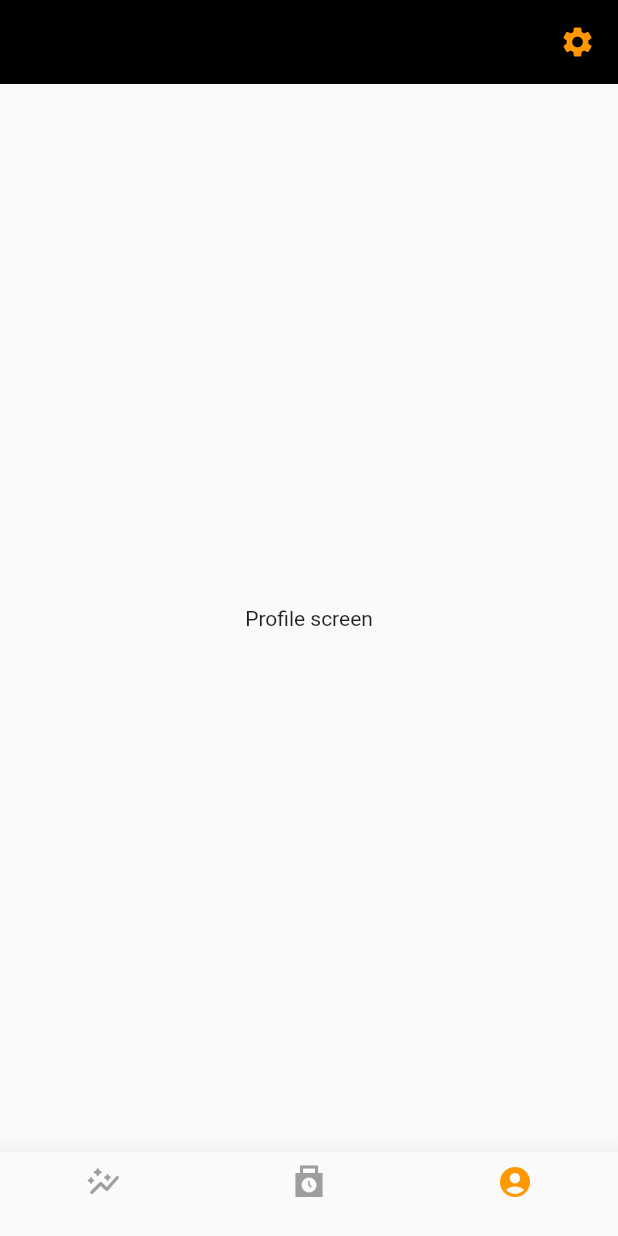
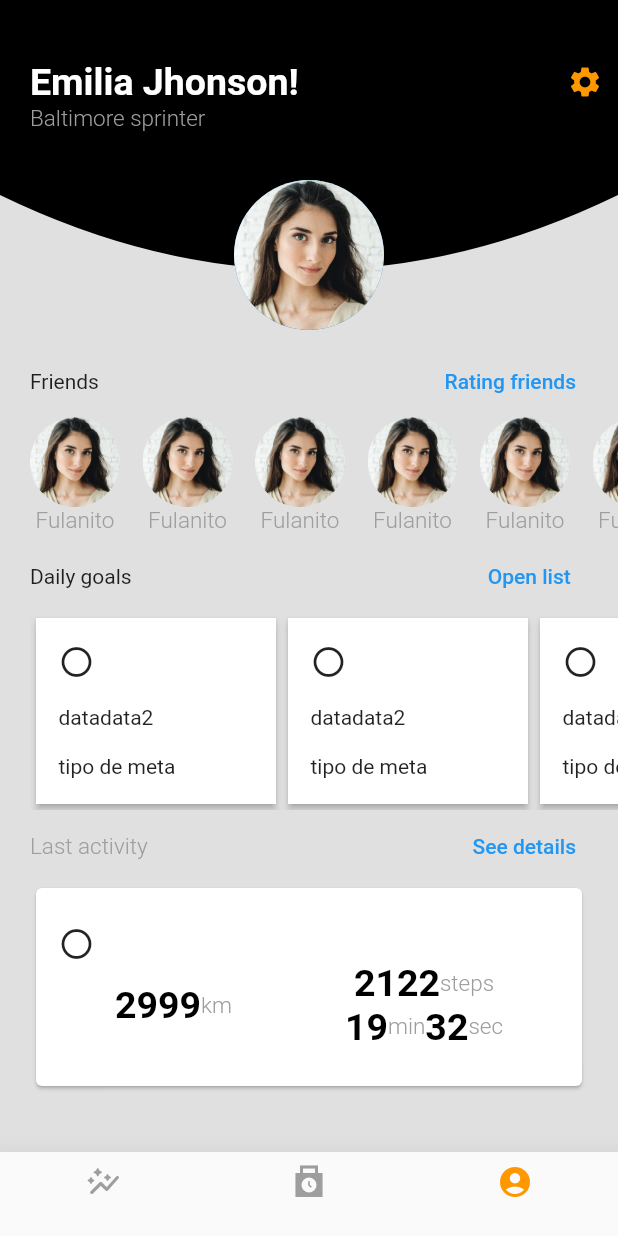
Before and after one commit to AERM2018/fit_app, a Flutter app: the screen it shows after launch, item 3 of the bottom bar chosen, on a phone screen of 412 x 824 dp. Run offline on Flutter 3.47's test engine with Material 2 defaults, Android fonts, the phone set to English and light mode, and no system bars.

Commit message:
Done: Profile screen - Friends list added - Friend circular avatar added. - Goal list added - Last activity card added temporalily to know how much space had left

```diff
--- /dev/null
+++ b/lib/models/friends_response.dart
@@ -0,0 +1,18 @@
+class Friend {
+  Friend({required this.username, required this.picUrl});
+
+  final String username;
+  final String picUrl;
+
+  static List<Friend> mockFriends() {
+    return [
+      Friend(username: 'Fulanito', picUrl: 'assets/profile.jpg'),
+      Friend(username: 'Fulanito', picUrl: 'assets/profile.jpg'),
+      Friend(username: 'Fulanito', picUrl: 'assets/profile.jpg'),
+      Friend(username: 'Fulanito', picUrl: 'assets/profile.jpg'),
+      Friend(username: 'Fulanito', picUrl: 'assets/profile.jpg'),
+      Friend(username: 'Fulanito', picUrl: 'assets/profile.jpg'),
+      Friend(username: 'Fulanito', picUrl: 'assets/profile.jpg'),
+    ];
+  }
+}
--- a/lib/models/models.dart
+++ b/lib/models/models.dart
@@ -1,3 +1,4 @@
+export 'package:fit_app/models/friends_response.dart';
 export 'package:fit_app/models/workouts_response.dart';
 export 'package:fit_app/models/goals_response.dart';
 export 'package:fit_app/models/curve_clipper.dart';
--- a/lib/screens/home_screen.dart
+++ b/lib/screens/home_screen.dart
@@ -26,14 +26,6 @@ class _HomeScreenState extends State<HomeScreen> {
   Widget build(BuildContext context) {
     return Scaffold(
         body: screens[_screenIndex],
-        appBar: AppBar(actions: const [
-          Padding(
-            padding: EdgeInsets.only(right: 15),
-            child: Icon(
-              Icons.settings,
-            ),
-          ),
-        ]),
         bottomNavigationBar: BottomNavBar(
           changeCurrentIndex: changeCurrentIndex,
         ));
--- a/lib/screens/profile_screen.dart
+++ b/lib/screens/profile_screen.dart
@@ -1,12 +1,73 @@
+import 'package:fit_app/models/models.dart';
+import 'package:fit_app/theme/app_theme.dart';
+import 'package:fit_app/widgets/widgets.dart';
 import 'package:flutter/material.dart';
 
 class ProfileScreen extends StatelessWidget {
   const ProfileScreen({Key? key}) : super(key: key);
-
+  final TextStyle h3 = AppTheme.h3w;
+  final TextStyle h4 = AppTheme.h4w;
   @override
   Widget build(BuildContext context) {
-    return const Center(
-      child: Text('Profile screen'),
+    final List<Friend> friends = Friend.mockFriends();
+    final List<Goal> goals = Goal.mockGoals();
+    return Column(
+      children: [
+        Stack(
+          children: [
+            // Profile name
+            CurvedContainer(
+              height: 230,
+              textTopContainer: Text(
+                'Emilia Jhonson!',
+                style: h3,
+              ),
+              textSecondaryContainer: Text(
+                'Baltimore sprinter',
+                style: h4,
+              ),
+            ),
+            // Profile pic
+            Positioned(
+              top: 120,
+              left: (MediaQuery.of(context).size.width / 2) - 50,
+              child: const CircleAvatar(
+                radius: 50,
+                backgroundImage: AssetImage('assets/profile.jpg'),
+              ),
+            ),
+          ],
+        ),
+        // Friends list
+        CardSlider(
+          items: friends
+              .map((friend) => Container(
+                    margin: const EdgeInsets.only(right: 15),
+                    child: FriendCircleAvatar(
+                      picUrl: friend.picUrl,
+                      username: friend.username,
+                    ),
+                  ))
+              .toList(),
+          height: 130,
+          title: 'Friends',
+          action: TextButton(
+            onPressed: (() {}),
+            child: const Text('Rating friends'),
+          ),
+        ),
+        CardSlider(
+            title: 'Daily goals',
+            action:
+                TextButton(onPressed: () {}, child: const Text('Open list ')),
+            items: goals
+                .map((goal) => const CustomCard(
+                      width: 160,
+                    ))
+                .toList(),
+            height: 180),
+        const LastActivityCard()
+      ],
     );
   }
 }
--- a/lib/theme/app_theme.dart
+++ b/lib/theme/app_theme.dart
@@ -13,7 +13,8 @@ class AppTheme {
         bottomNavigationBarTheme: const BottomNavigationBarThemeData(
             unselectedItemColor: Colors.grey,
             elevation: 15,
-            selectedItemColor: primary));
+            selectedItemColor: primary),
+        scaffoldBackgroundColor: Colors.grey[300]);
   }
 
   static const TextStyle h1w =
--- a/lib/widgets/curved_container.dart
+++ b/lib/widgets/curved_container.dart
@@ -1,9 +1,17 @@
 import 'package:fit_app/models/models.dart';
+import 'package:fit_app/theme/app_theme.dart';
 import 'package:flutter/material.dart';
 
 class CurvedContainer extends StatelessWidget {
-  const CurvedContainer({Key? key, required this.height}) : super(key: key);
+  const CurvedContainer(
+      {Key? key,
+      required this.height,
+      this.textTopContainer,
+      this.textSecondaryContainer})
+      : super(key: key);
   final double height;
+  final Widget? textTopContainer;
+  final Widget? textSecondaryContainer;
   @override
   Widget build(BuildContext context) {
     return Stack(
@@ -18,16 +26,32 @@ class CurvedContainer extends StatelessWidget {
                 child: const Center(
                   child: Text('data'),
                 ))),
-        ClipPath(
-            clipper: CurveClipper(),
-            child: Container(
-                height: height + 50,
-                decoration: const BoxDecoration(
-                  color: Colors.black12,
-                ),
-                child: const Center(
-                  child: Text('data'),
-                )))
+
+        Positioned(
+            top: 40,
+            left: 20,
+            width: MediaQuery.of(context).size.width - 30,
+            child: Row(
+              mainAxisAlignment: MainAxisAlignment.spaceBetween,
+              children: [
+                textTopContainer ?? const SizedBox(),
+                const Icon(Icons.settings, color: AppTheme.primary)
+              ],
+            )),
+        Positioned(
+            top: 70,
+            left: 20,
+            child: textSecondaryContainer ?? const SizedBox()),
+        // ClipPath(
+        //     clipper: CurveClipper(),
+        //     child: Container(
+        //         height: height + 50,
+        //         decoration: const BoxDecoration(
+        //           color: Colors.red,
+        //         ),
+        //         child: const Center(
+        //           child: Text('data'),
+        //         )))
       ],
     );
   }
--- /dev/null
+++ b/lib/widgets/friend_circle_avatar.dart
@@ -0,0 +1,32 @@
+import 'package:fit_app/theme/app_theme.dart';
+import 'package:flutter/material.dart';
+
+class FriendCircleAvatar extends StatelessWidget {
+  const FriendCircleAvatar({
+    Key? key,
+    required this.username,
+    required this.picUrl,
+  }) : super(key: key);
+  final String username;
+  final String picUrl;
+
+  @override
+  Widget build(BuildContext context) {
+    return Column(
+      children: [
+        Container(
+          width: 60,
+          height: 60,
+          decoration: BoxDecoration(
+              shape: BoxShape.circle,
+              image: DecorationImage(
+                  image: AssetImage(picUrl), fit: BoxFit.cover)),
+        ),
+        Text(
+          username,
+          style: AppTheme.h4b,
+        )
+      ],
+    );
+  }
+}
--- a/lib/widgets/widgets.dart
+++ b/lib/widgets/widgets.dart
@@ -1,6 +1,9 @@
-export 'package:fit_app/widgets/play_button.dart';
+export 'package:fit_app/widgets/last_activity_card.dart';
 
+export 'package:fit_app/widgets/custom_card.dart';
+export 'package:fit_app/widgets/basic_statistics.dart';
+export 'package:fit_app/widgets/botton_nav_bar.dart';
 export 'package:fit_app/widgets/card_slider.dart';
 export 'package:fit_app/widgets/curved_container.dart';
-export 'package:fit_app/widgets/basic_statistics.dart';
-export 'package:fit_app/widgets/botton_nav_bar.dart';
+export 'package:fit_app/widgets/friend_circle_avatar.dart';
+export 'package:fit_app/widgets/play_button.dart';
```
Also changed, not shown: assets/profile.jpg (added).
